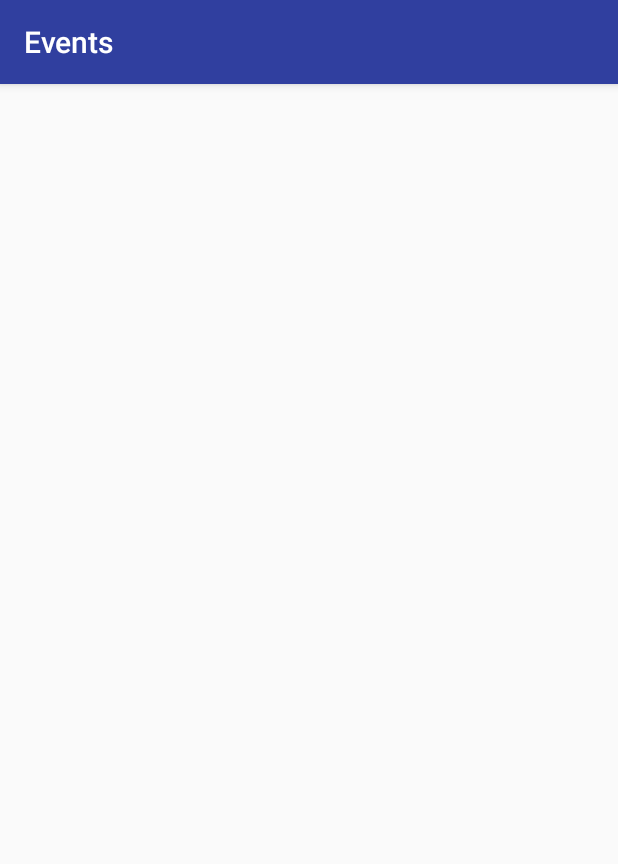
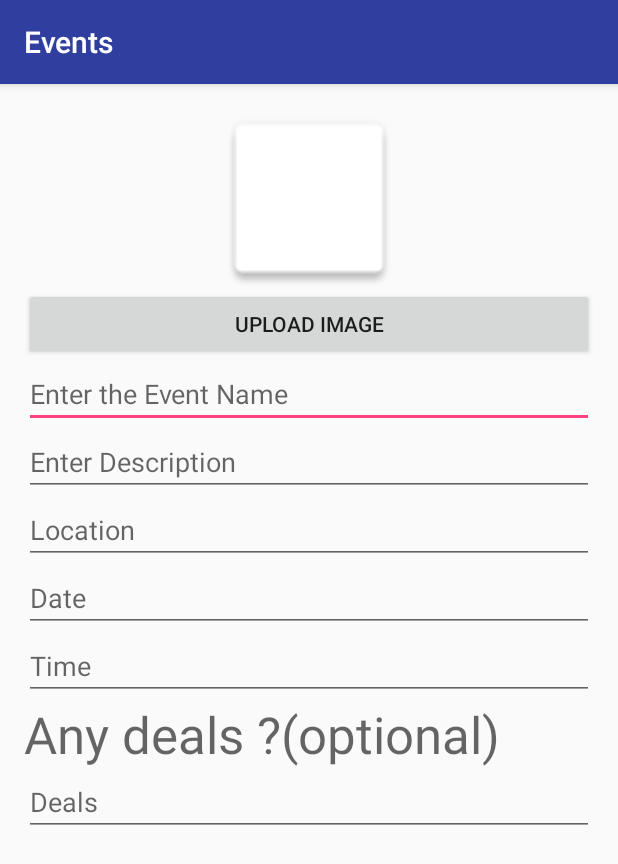
Before and after one commit to fadhil209/Events_App, an Android app: the AddEvents screen opened directly, with no data from a screen before it, on a phone screen of 412 x 824 dp. Shown: the top 864 px of the screen. Run offline under Robolectric (Android 15) with nearby library versions, the phone set to English and light mode, and no system bars.

Commit message:
AddEventsFragment

```diff
--- a/app/build.gradle
+++ b/app/build.gradle
@@ -27,12 +27,12 @@ dependencies {
     compile 'com.google.firebase:firebase-auth:11.0.4'
     compile 'com.android.support:design:25.3.1'
     compile 'com.google.firebase:firebase-auth:11.0.4'
+    compile 'com.android.support:design:25.3.1'
     compile 'com.squareup.picasso:picasso:2.3.2'
     compile 'com.android.support:appcompat-v7:25.3.1'
     compile 'com.google.firebase:firebase-database:11.0.4'
     compile 'com.google.firebase:firebase-storage:11.0.4'
     compile 'jp.wasabeef:picasso-transformations:2.1.0'
-    compile 'com.android.support:design:25.3.1'
     compile 'com.android.support:support-v4:25.3.1'
     compile 'com.google.android.gms:play-services-ads:11.0.4'
     compile 'com.google.firebase:firebase-messaging:11.0.4'
--- a/app/src/main/java/com/example/faadhil/events/Events.java
+++ b/app/src/main/java/com/example/faadhil/events/Events.java
@@ -13,9 +13,11 @@ public class Events {
     private String date;
     private String time;
     private String category;
+    private String dealsId;
 
 
-    public Events(String category, String date, String description, String eventId, String eventName, String location, String time, String uri) {
+    public Events(String dealsId, String category, String date, String description, String eventId, String eventName, String location, String time, String uri) {
+        this.dealsId = dealsId;
         this.category = category;
         this.date = date;
         this.description = description;
--- a/app/src/main/java/com/example/faadhil/events/LogIn.java
+++ b/app/src/main/java/com/example/faadhil/events/LogIn.java
@@ -91,8 +91,6 @@ public class LogIn extends AppCompatActivity {
                     public void onComplete(@NonNull Task<AuthResult> task) {
                         if (task.isSuccessful()){
                             finish();
-//                            Main2Activity.userboolean=true;
-//                            Main2Activity.UpdateUi();
                             Toast.makeText(LogIn.this, mAuth.getCurrentUser().getDisplayName()+" Sign in Successful", Toast.LENGTH_SHORT).show();
                         }else{
                             Log.w("TAG", "signInWithEmail:failure", task.getException());
--- a/app/src/main/java/com/example/faadhil/events/signUp.java
+++ b/app/src/main/java/com/example/faadhil/events/signUp.java
@@ -72,6 +72,7 @@ public class signUp extends AppCompatActivity {
                     mAuth.getCurrentUser().updateProfile(new UserProfileChangeRequest.Builder()
                             .setDisplayName(username.getText().toString()).build());
                     Toast.makeText(signUp.this, mAuth.getCurrentUser().getDisplayName(), Toast.LENGTH_SHORT).show();
+                    finish();
 
                 }
                 else
--- a/app/src/main/res/layout/activity_add_events.xml
+++ b/app/src/main/res/layout/activity_add_events.xml
@@ -1,5 +1,6 @@
 <?xml version="1.0" encoding="utf-8"?>
-<RelativeLayout xmlns:android="http://schemas.android.com/apk/res/android"
+<LinearLayout xmlns:android="http://schemas.android.com/apk/res/android"
+    xmlns:app="http://schemas.android.com/apk/res-auto"
     xmlns:tools="http://schemas.android.com/tools"
     android:id="@+id/activity_add_events"
     android:layout_width="match_parent"
@@ -8,6 +9,86 @@
     android:paddingLeft="@dimen/activity_horizontal_margin"
     android:paddingRight="@dimen/activity_horizontal_margin"
     android:paddingTop="@dimen/activity_vertical_margin"
-    tools:context="com.example.faadhil.events.AddEvents">
+    tools:context="com.example.faadhil.events.AddEvents"
+    android:orientation="vertical">
 
-</RelativeLayout>
+    <ScrollView
+        android:layout_width="match_parent"
+        android:layout_height="match_parent">
+
+        <LinearLayout
+            android:layout_width="match_parent"
+            android:layout_height="wrap_content"
+            android:orientation="vertical" >
+
+            <ImageView
+                android:layout_width="match_parent"
+                android:layout_height="120dp"
+                app:srcCompat="@drawable/common_google_signin_btn_icon_light_normal_background"
+                android:id="@+id/imageView5" />
+
+            <Button
+                android:text="Upload Image"
+                android:layout_width="match_parent"
+                android:layout_height="wrap_content"
+                android:id="@+id/uploadButton" />
+
+            <EditText
+                android:layout_width="match_parent"
+                android:layout_height="wrap_content"
+                android:inputType="textPersonName"
+                android:ems="10"
+                android:id="@+id/EventNameText"
+                android:hint="Enter the Event Name" />
+
+            <EditText
+                android:layout_width="match_parent"
+                android:layout_height="wrap_content"
+                android:inputType="textMultiLine"
+                android:ems="10"
+                android:id="@+id/EventDescriptionText"
+                android:hint="Enter Description" />
+
+            <EditText
+                android:layout_width="match_parent"
+                android:layout_height="wrap_content"
+                android:inputType="textPersonName"
+                android:ems="10"
+                android:id="@+id/locationText"
+                android:hint="Location" />
+
+            <EditText
+                android:layout_width="match_parent"
+                android:layout_height="wrap_content"
+                android:inputType="date"
+                android:ems="10"
+                android:id="@+id/dateText"
+                android:hint="Date" />
+
+            <EditText
+                android:layout_width="match_parent"
+                android:layout_height="wrap_content"
+                android:inputType="time"
+                android:ems="10"
+                android:id="@+id/editText5"
+                android:hint="Time" />
+
+            <TextView
+                android:text="Any deals ?(optional)"
+                android:layout_width="match_parent"
+                android:layout_height="wrap_content"
+                android:id="@+id/textView2"
+                android:textAppearance="@style/TextAppearance.AppCompat.Display1" />
+
+            <EditText
+                android:layout_width="match_parent"
+                android:layout_height="wrap_content"
+                android:inputType="textPersonName"
+                android:ems="10"
+                android:id="@+id/DealsText"
+                android:hint="Deals" />
+
+        </LinearLayout>
+    </ScrollView>
+
+</LinearLayout>
--- a/app/src/main/res/values/strings.xml
+++ b/app/src/main/res/values/strings.xml
@@ -23,4 +23,7 @@
         <item>Ctegory 2</item>
         <item>Others</item>
     </array>
+
+    <!-- TODO: Remove or change this placeholder text -->
+    <string name="hello_blank_fragment">Hello blank fragment</string>
 </resources>
```
Also changed, not shown: app/src/main/java/com/example/faadhil/events/AddEventsFragment.java (added, +28 -0 lines), app/src/main/java/com/example/faadhil/events/Main2Activity.java (+24 -20 lines), app/src/main/java/com/example/faadhil/events/PageAdapter.java (+14 -3 lines), app/src/main/java/com/example/faadhil/events/Splash.java (+10 -1 lines).
